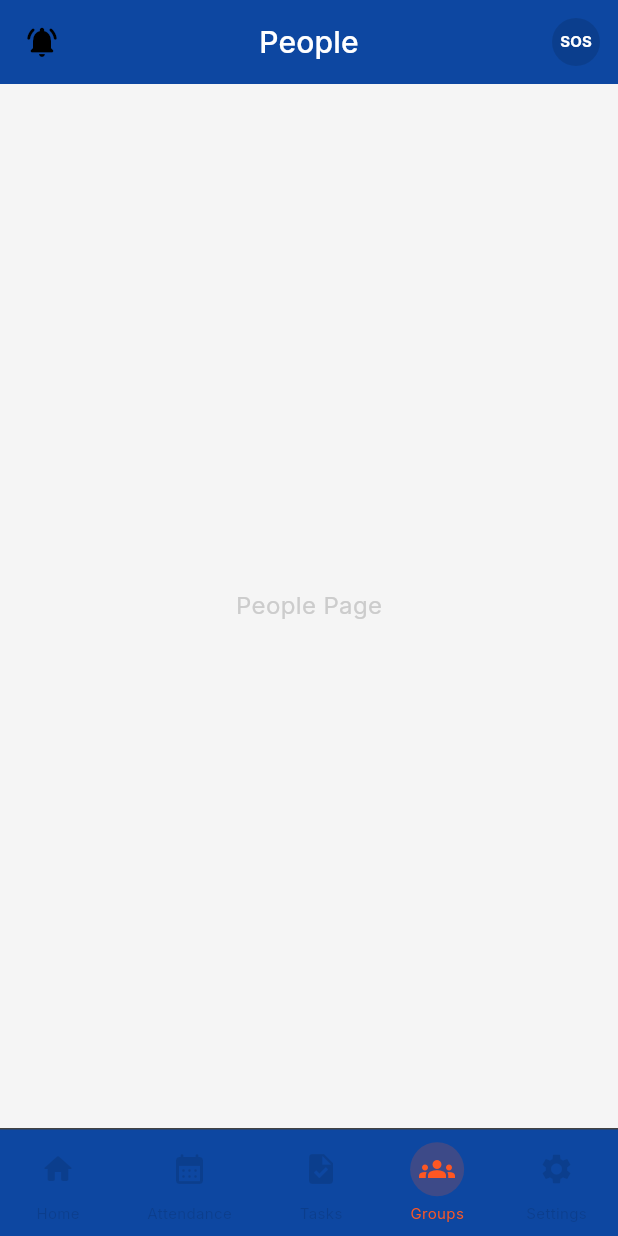
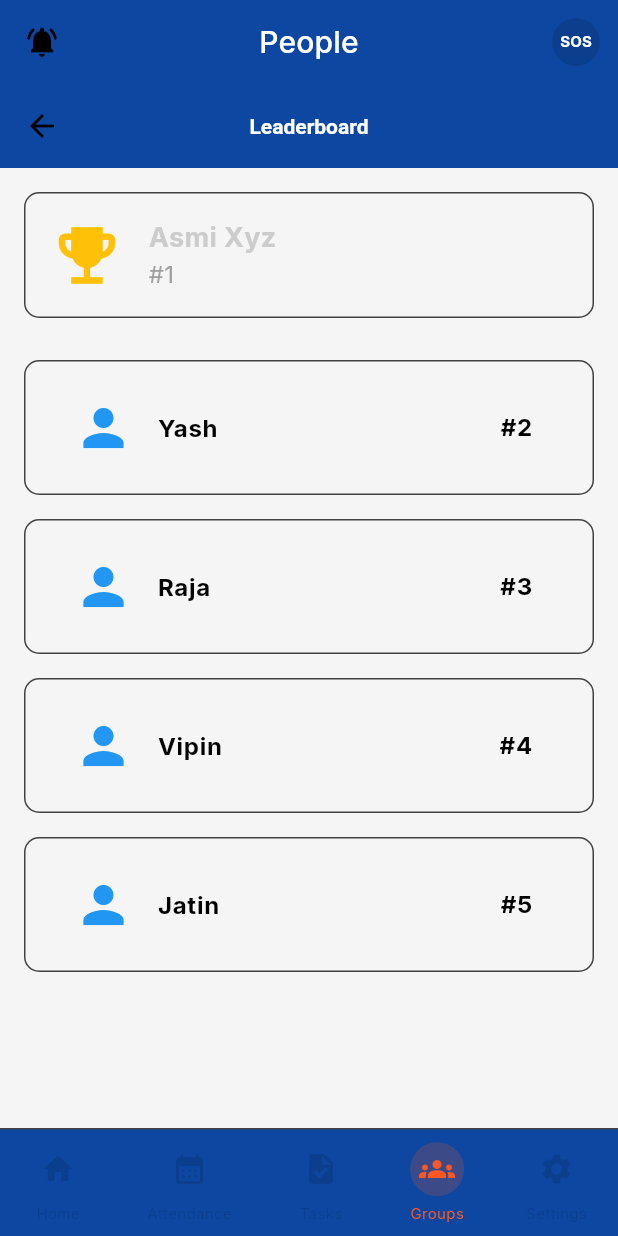
Before and after one commit to CodingXWizards/gailtrack, a Flutter app: the Home screen opened by its route, item 4 of the bottom bar chosen, on a phone screen of 412 x 824 dp. Run offline on Flutter 3.47's test engine with Material 3 defaults, Android fonts, the light colour scheme and no system bars; our stand-ins replace audioplayers, connectivity_plus, firebase_auth, firebase_core, flutter_dotenv, flutter_local_notifications and 8 more; missing offline and left inert: mapbox_maps_flutter; accounts and stored records are empty; network calls fail.

Commit message:
added restrictions and leaderboards

```diff
--- a/lib/screens/home/tabs/people/index.dart
+++ b/lib/screens/home/tabs/people/index.dart
@@ -1,4 +1,5 @@
 import 'package:flutter/material.dart';
+import 'package:gailtrack/screens/home/wrappers/box_container.dart';
 
 class People extends StatefulWidget {
   const People({super.key});
@@ -8,10 +9,92 @@ class People extends StatefulWidget {
 }
 
 class _PeopleState extends State<People> {
+  // Sample leaderboard data
+  final List<Map<String, String>> leaderboard = [
+    {'name': 'Asmi ', 'rank': '#1'},
+    {'name': 'Yash', 'rank': '#2'},
+    {'name': 'Raja', 'rank': '#3'},
+    {'name': 'Vipin', 'rank': '#4'},
+    {'name': 'Jatin', 'rank': '#5'},
+  ];
+
   @override
   Widget build(BuildContext context) {
-    return const Center(
-      child: Text("People Page"),
+    return Scaffold(
+      appBar: AppBar(
+        title: const Text('Leaderboard',
+            style: TextStyle(fontWeight: FontWeight.bold)),
+        centerTitle: true,
+      ),
+      body: Padding(
+        padding: const EdgeInsets.all(16.0),
+        child: Column(
+          children: [
+            // Top position with larger BoxContainer
+            const BoxContainer(
+              child: Row(
+                children: [
+                  Icon(
+                    Icons.emoji_events,
+                    size: 50,
+                    color: Colors.amber,
+                  ),
+                  SizedBox(width: 16),
+                  Expanded(
+                    child: Column(
+                      crossAxisAlignment: CrossAxisAlignment.start,
+                      children: [
+                        Text(
+                          'Asmi Xyz',
+                          style: TextStyle(
+                              fontSize: 18, fontWeight: FontWeight.bold),
+                        ),
+                        Text(
+                          '#1',
+                          style: TextStyle(fontSize: 16, color: Colors.grey),
+                        ),
+                      ],
+                    ),
+                  ),
+                ],
+              ),
+            ),
+            const SizedBox(height: 20),
+            // List for remaining ranks
+            Expanded(
+              child: ListView.builder(
+                itemCount: leaderboard.length -
+                    1, // Exclude the top rank already displayed
+                itemBuilder: (context, index) {
+                  final person = leaderboard[index + 1];
+                  return Padding(
+                    padding: const EdgeInsets.symmetric(vertical: 8.0),
+                    child: BoxContainer(
+                      child: ListTile(
+                        leading: const Icon(
+                          Icons.person,
+                          size: 40,
+                          color: Colors.blue,
+                        ),
+                        title: Text(
+                          person['name']!,
+                          style: const TextStyle(
+                              fontSize: 16, fontWeight: FontWeight.bold),
+                        ),
+                        trailing: Text(
+                          person['rank']!,
+                          style: const TextStyle(
+                              fontSize: 16, fontWeight: FontWeight.bold),
+                        ),
+                      ),
+                    ),
+                  );
+                },
+              ),
+            ),
+          ],
+        ),
+      ),
     );
   }
 }
```
Also changed, not shown: lib/controller/working_controller.dart (+29 -5 lines), lib/screens/home/tabs/more/index.dart (+90 -0 lines).
